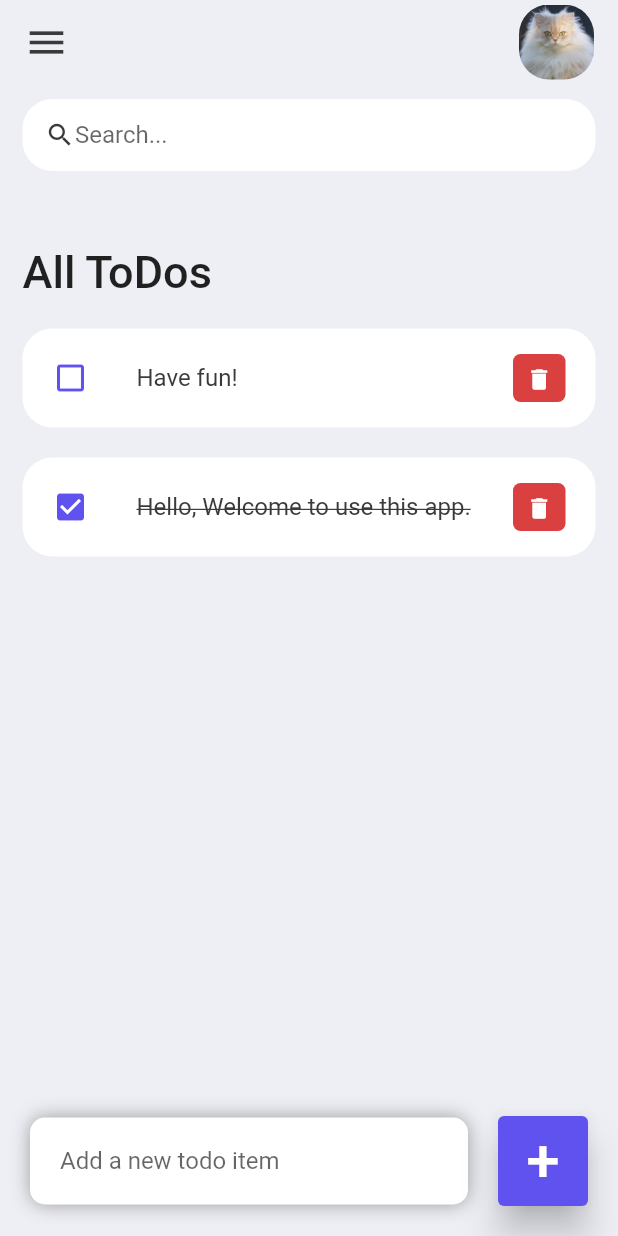
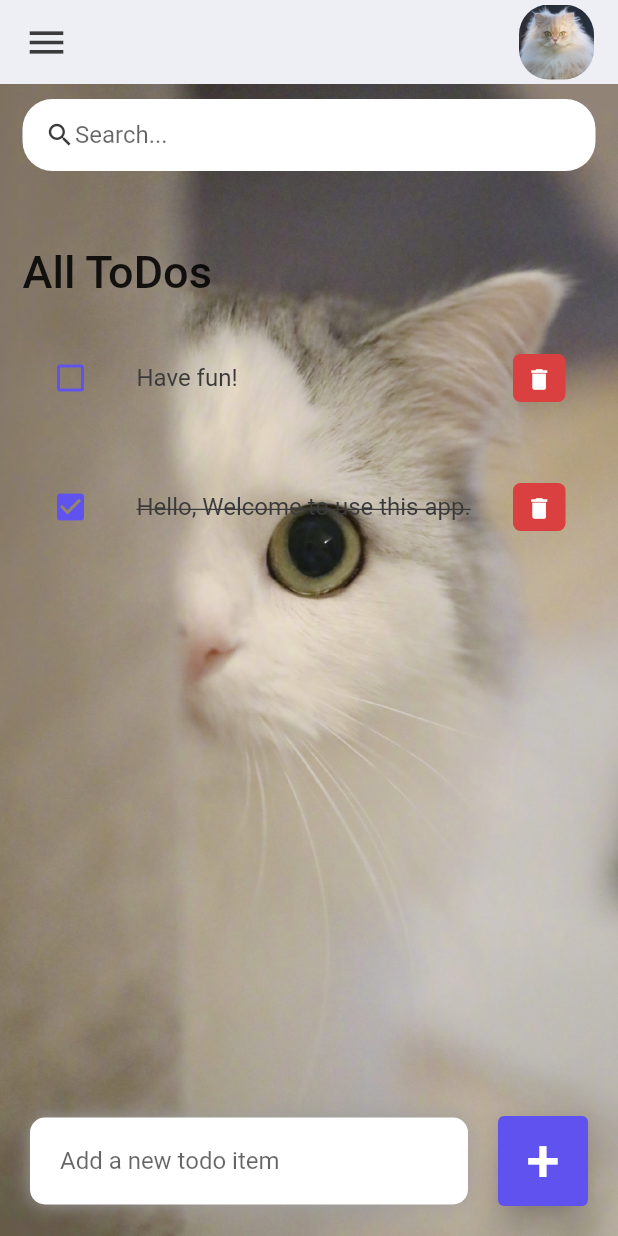
Before and after one commit to PNightOwlY/todolist_flutter, a Flutter app: the screen it shows after launch, on a phone screen of 412 x 824 dp. Run offline on Flutter 3.47's test engine with Material 2 defaults, Android fonts, the phone set to English and light mode, and no system bars; our stand-ins replace just_audio.

Commit message:
add background color

```diff
--- a/lib/screens/home.dart
+++ b/lib/screens/home.dart
@@ -38,6 +38,10 @@ class _HomeState extends State<Home> {
       body: Stack(
         children: [
           Container(
+            decoration: BoxDecoration(
+                image: DecorationImage(
+                    image: AssetImage("assets/images/bg.png"),
+                    fit: BoxFit.cover)),
             padding: EdgeInsets.symmetric(horizontal: 15, vertical: 10),
             child: Column(children: [
               searchBox(),
```
Also changed, not shown: assets/images/bg.png (added).
